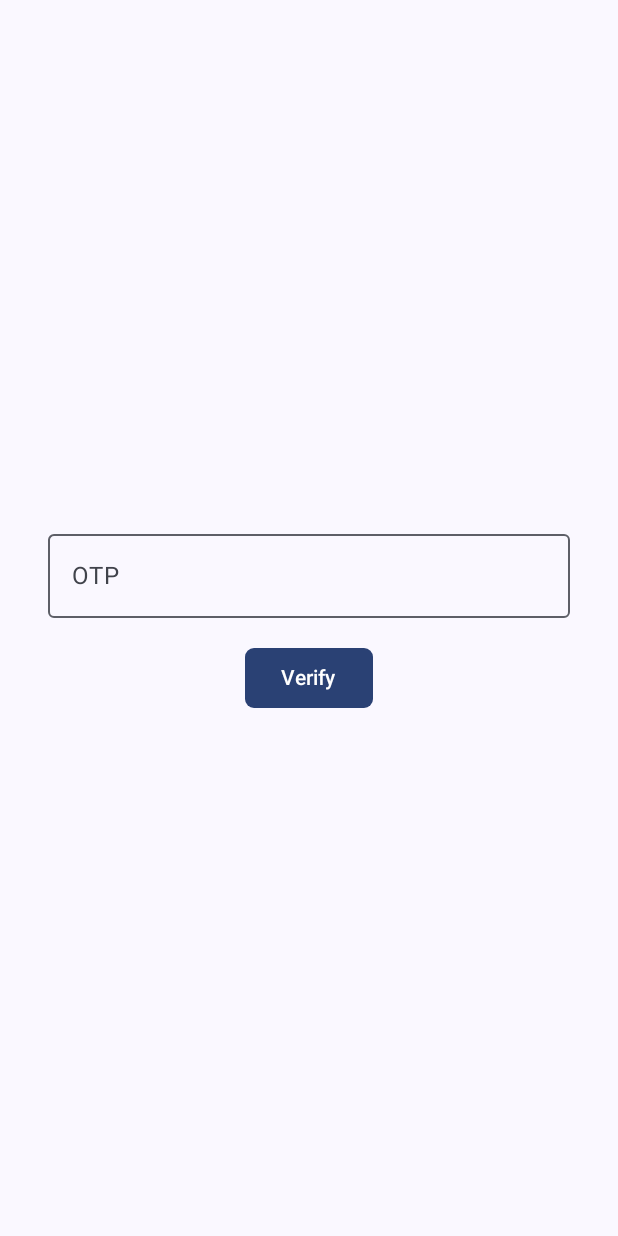
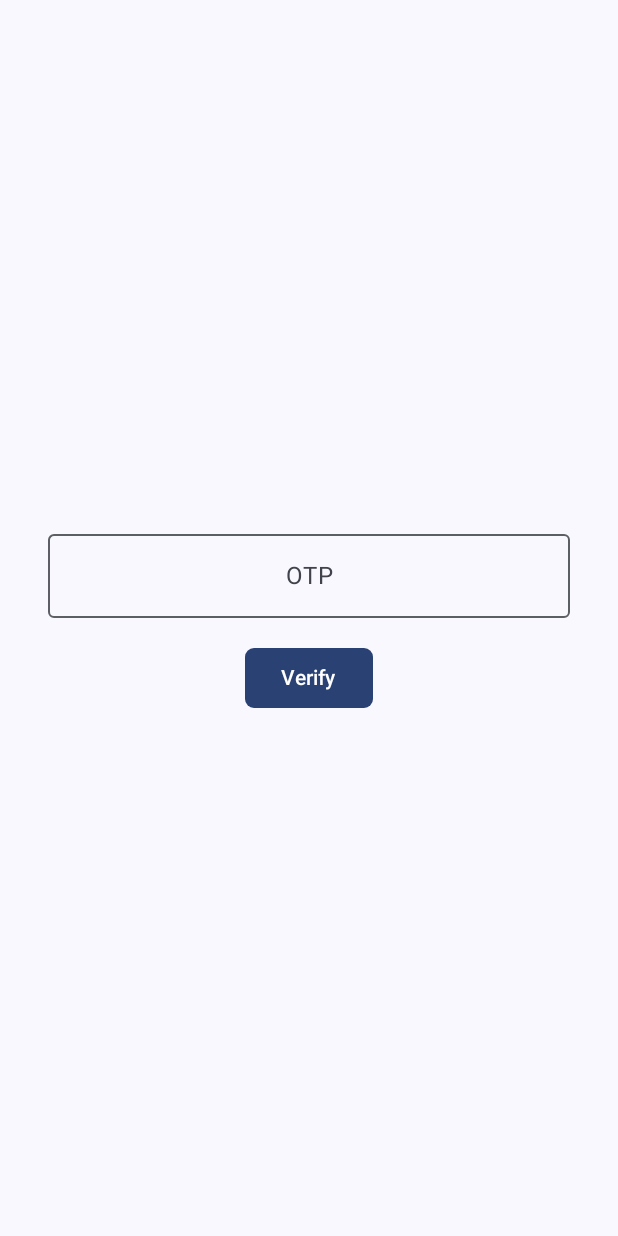
Before and after one commit to imusshas/PrayerRemider, an Android app built with Jetpack Compose: the composable VerifyOTP shown on its own in the app's theme, on a phone screen of 412 x 824 dp. Run offline under Robolectric (Android 15) with nearby library versions, the phone set to English and light mode, and no system bars; our stand-ins replace Dagger/Hilt's generated code.

Commit message:
Fixed UI in OTP Screen

```diff
--- a/app/src/main/java/com/rezau_mehedi/prayerreminder/model/SignUpUIEvent.kt
+++ b/app/src/main/java/com/rezau_mehedi/prayerreminder/model/SignUpUIEvent.kt
@@ -5,4 +5,6 @@ sealed class SignUpUIEvent {
     data class LocationChanged(val location: String): SignUpUIEvent()
 
     data object SignUpButtonClicked: SignUpUIEvent()
+
+    data class OTPChanged(val otp: String): SignUpUIEvent()
 }
--- a/app/src/main/java/com/rezau_mehedi/prayerreminder/presentation/VerifyOTP.kt
+++ b/app/src/main/java/com/rezau_mehedi/prayerreminder/presentation/VerifyOTP.kt
@@ -13,22 +13,27 @@ import androidx.compose.material3.Button
 import androidx.compose.material3.OutlinedTextField
 import androidx.compose.material3.Text
 import androidx.compose.runtime.Composable
-import androidx.compose.runtime.mutableStateOf
-import androidx.compose.runtime.saveable.rememberSaveable
+import androidx.compose.runtime.collectAsState
 import androidx.compose.ui.Alignment
 import androidx.compose.ui.Modifier
+import androidx.compose.ui.text.TextStyle
 import androidx.compose.ui.text.input.ImeAction
 import androidx.compose.ui.text.input.KeyboardType
+import androidx.compose.ui.text.style.TextAlign
 import androidx.compose.ui.unit.dp
+import com.rezau_mehedi.prayerreminder.model.SignUpUIEvent
 
 @Composable
-fun VerifyOTP() {
+fun VerifyOTP(
+    viewModel: PreferenceViewModel,
+    navigateToPrayerTimeUI: () -> Unit
+) {
 
-    val otp = rememberSaveable {
-        mutableStateOf("")
-    }
+    val otp = viewModel.otp.collectAsState().value
 
-    Column (
+    val navigationState = viewModel.navigationState.collectAsState().value
+
+    Column(
         modifier = Modifier
             .fillMaxSize()
             .padding(horizontal = 24.dp, vertical = 48.dp),
@@ -36,8 +41,10 @@ fun VerifyOTP() {
         verticalArrangement = Arrangement.Center
     ) {
         OutlinedTextField(
-            value = otp.value,
-            onValueChange = {otp.value = it },
+            value = otp,
+            onValueChange = { currentOTP ->
+                viewModel.onSignUpUIEvent(SignUpUIEvent.OTPChanged(currentOTP))
+            },
             modifier = Modifier
                 .fillMaxWidth()
                 .padding(8.dp, 0.dp),
@@ -45,14 +52,32 @@ fun VerifyOTP() {
                 keyboardType = KeyboardType.Number,
                 imeAction = ImeAction.Done
             ),
-            label = { Text(text = "OTP") },
-            placeholder = { Text(text = "* * * * * *") }
+            label = {
+                Text(
+                    text = "OTP",
+                    modifier = Modifier.fillMaxWidth(),
+                    textAlign = TextAlign.Center
+                )
+            },
+            placeholder = {
+                Text(
+                    text = "* * * * * *",
+                    modifier = Modifier.fillMaxWidth(),
+                    textAlign = TextAlign.Center
+                )
+            },
+            textStyle = TextStyle(textAlign = TextAlign.Center)
         )
 
         Spacer(modifier = Modifier.height(16.dp))
 
         Button(
-            onClick = { /*TODO*/ },
+            onClick = {
+                viewModel.onSignUpUIEvent(SignUpUIEvent.SignUpButtonClicked)
+                if (navigationState) {
+                    navigateToPrayerTimeUI()
+                }
+            },
             shape = RoundedCornerShape(15)
         ) {
             Text(text = "Verify")
```
Also changed, not shown: app/src/main/java/com/rezau_mehedi/prayerreminder/navigation/PrayerReminder.kt (+12 -3 lines), app/src/main/java/com/rezau_mehedi/prayerreminder/presentation/PrayerTimeUI.kt (+6 -9 lines), app/src/main/java/com/rezau_mehedi/prayerreminder/presentation/PreferenceViewModel.kt (+9 -0 lines), app/src/main/java/com/rezau_mehedi/prayerreminder/presentation/SignUp.kt (+2 -10 lines).
